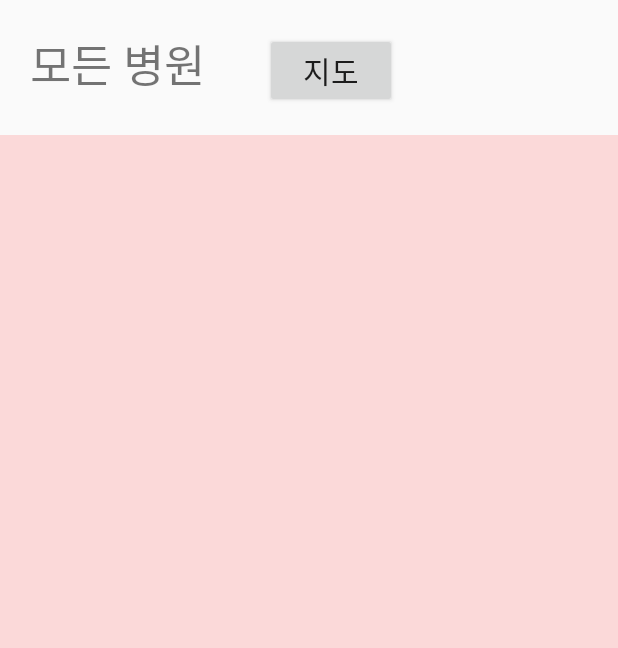
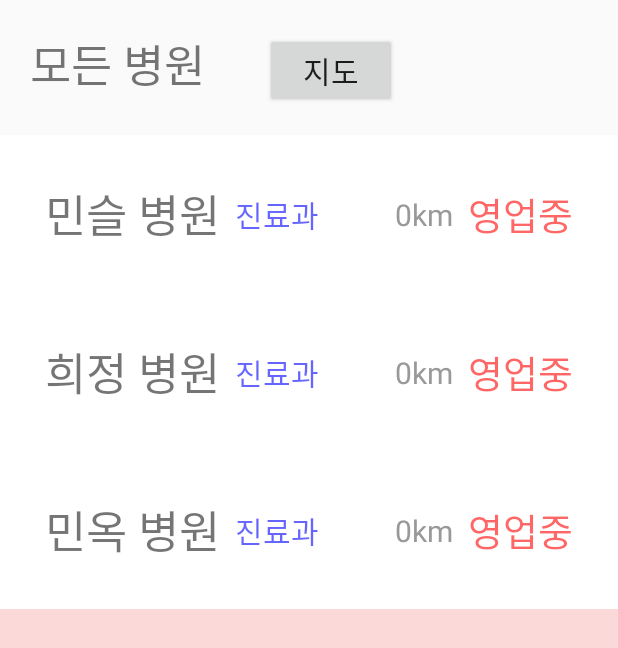
Before and after one commit to Minsring/InternshipProject, an Android app: the SubjectList screen opened directly, with no data from a screen before it, on a phone screen of 412 x 824 dp. Shown: the top 648 px of the screen. Run offline under Robolectric (Android 15) with nearby library versions, the phone set to English and light mode, and no system bars.

Commit message:
1-4, 1-5 화면연결, 테스트하기

```diff
--- a/app/src/main/java/com/test/internship/SubjectList.java
+++ b/app/src/main/java/com/test/internship/SubjectList.java
@@ -3,8 +3,11 @@ package com.test.internship;
 import android.content.Intent;
 import android.support.v7.app.AppCompatActivity;
 import android.os.Bundle;
+import android.support.v7.widget.LinearLayoutManager;
+import android.support.v7.widget.RecyclerView;
 import android.view.View;
 import android.widget.Button;
+import android.widget.LinearLayout;
 
 public class SubjectList extends AppCompatActivity {
     Button mapBtn;
@@ -16,6 +19,23 @@ public class SubjectList extends AppCompatActivity {
 
         mapBtn = findViewById(R.id.mapBtn);
         mapBtn.setOnClickListener(listener);
+
+        // 리사이클러뷰, 레이아웃 매니저
+        RecyclerView recyclerView = findViewById(R.id.recyclerView);
+        LinearLayoutManager layoutManager = new LinearLayoutManager(this, LinearLayoutManager.VERTICAL, false);
+
+        recyclerView.setLayoutManager(layoutManager);
+
+        // Adapter 세팅
+        Adapter adapter = new Adapter();
+        adapter.addItem(new HospitalInformation("민슬 병원", "9:00", "17:00", "민슬집"
+                                                        , "010-1234-5678", "진료과", "일요일"));
+        adapter.addItem(new HospitalInformation("희정 병원", "11:00", "20:00", "희정집"
+                , "010-1122-5566", "희정과", "토요일"));
+        adapter.addItem(new HospitalInformation("민옥 병원", "0:00", "24:00", "민옥집"
+                , "010-1234-1234", "민옥과", "매일"));
+
+        recyclerView.setAdapter(adapter);
     }
 
     View.OnClickListener listener = new View.OnClickListener() {
--- a/app/src/main/res/layout/item_style.xml
+++ b/app/src/main/res/layout/item_style.xml
@@ -10,7 +10,8 @@
     <android.support.constraint.ConstraintLayout
         android:layout_width="match_parent"
         android:layout_height="wrap_content"
-        android:padding="30dp">
+        android:padding="30dp"
+        android:background="#ffffff">
 
         <TextView
             android:id="@+id/itemHospitalName"
```
